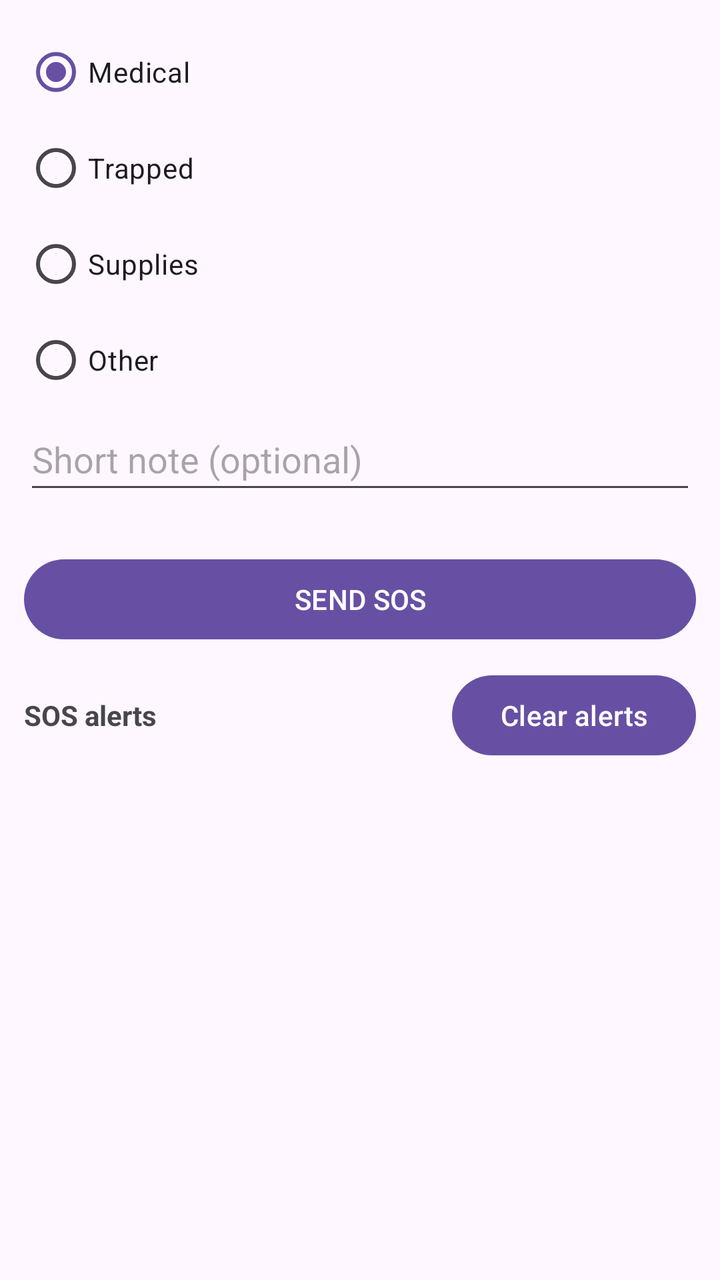
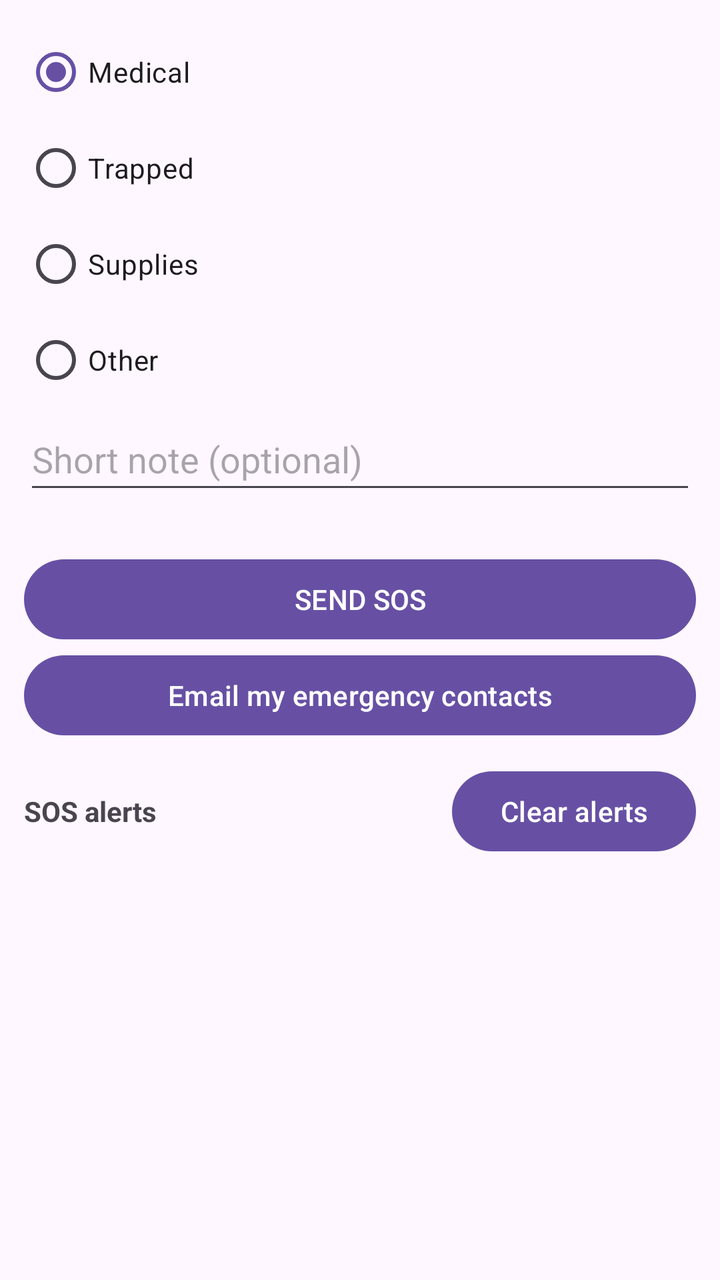

The first picture is an Android layout as it rendered before a commit; the second is the same layout after the commit. The layout source and the unified diff follow.
<!-- AndroidManifest.xml: application theme Theme.LifeLinkMesh -->
<!-- res/layout/activity_sos.xml -->
<?xml version="1.0" encoding="utf-8"?>
<LinearLayout xmlns:android="http://schemas.android.com/apk/res/android"
    android:layout_width="match_parent"
    android:layout_height="match_parent"
    android:orientation="vertical"
    android:fitsSystemWindows="true"
    android:padding="12dp">

    <RadioGroup
        android:id="@+id/radioCategory"
        android:layout_width="match_parent"
        android:layout_height="wrap_content"
        android:checkedButton="@+id/radioMedical"
        android:orientation="vertical">

        <RadioButton
            android:id="@+id/radioMedical"
            android:layout_width="wrap_content"
            android:layout_height="wrap_content"
            android:text="Medical" />

        <RadioButton
            android:id="@+id/radioTrapped"
            android:layout_width="wrap_content"
            android:layout_height="wrap_content"
            android:text="Trapped" />

        <RadioButton
            android:id="@+id/radioSupplies"
            android:layout_width="wrap_content"
            android:layout_height="wrap_content"
            android:text="Supplies" />

        <RadioButton
            android:id="@+id/radioOther"
            android:layout_width="wrap_content"
            android:layout_height="wrap_content"
            android:text="Other" />
    </RadioGroup>

    <EditText
        android:id="@+id/editSosNote"
        android:layout_width="match_parent"
        android:layout_height="wrap_content"
        android:hint="Short note (optional)"
        android:inputType="textCapSentences"
        android:maxLines="2"
        android:minHeight="48dp" />

    <TextView
        android:id="@+id/txtLocation"
        android:layout_width="match_parent"
        android:layout_height="wrap_content"
        android:layout_marginTop="6dp"
        android:textSize="13sp" />

    <Button
        android:id="@+id/btnSendSos"
        android:layout_width="match_parent"
        android:layout_height="wrap_content"
        android:text="SEND SOS" />

    <LinearLayout
        android:layout_width="match_parent"
        android:layout_height="wrap_content"
        android:layout_marginTop="10dp"
        android:orientation="horizontal">

        <TextView
            android:layout_width="0dp"
            android:layout_height="wrap_content"
            android:layout_weight="1"
            android:gravity="center_vertical"
            android:text="SOS alerts"
            android:textStyle="bold" />

        <Button
            android:id="@+id/btnClearSos"
            android:layout_width="wrap_content"
            android:layout_height="wrap_content"
            android:text="Clear alerts" />
    </LinearLayout>

    <androidx.recyclerview.widget.RecyclerView
        android:id="@+id/recyclerSos"
        android:layout_width="match_parent"
        android:layout_height="0dp"
        android:layout_weight="1" />
</LinearLayout>
<!-- resources referenced by this layout -->
<resources>
  <style name="Theme.LifeLinkMesh" parent="Base.Theme.LifeLinkMesh" />
  <style name="Base.Theme.LifeLinkMesh" parent="Theme.Material3.DayNight.NoActionBar">
          
          
      </style>
</resources>

<!-- the commit's change to res/layout/activity_sos.xml (unified diff, before → after) -->
@@ -60,6 +60,12 @@
         android:layout_height="wrap_content"
         android:text="SEND SOS" />
 
+    <Button
+        android:id="@+id/btnEmailContacts"
+        android:layout_width="match_parent"
+        android:layout_height="wrap_content"
+        android:text="Email my emergency contacts" />
+
     <LinearLayout
         android:layout_width="match_parent"
         android:layout_height="wrap_content"
